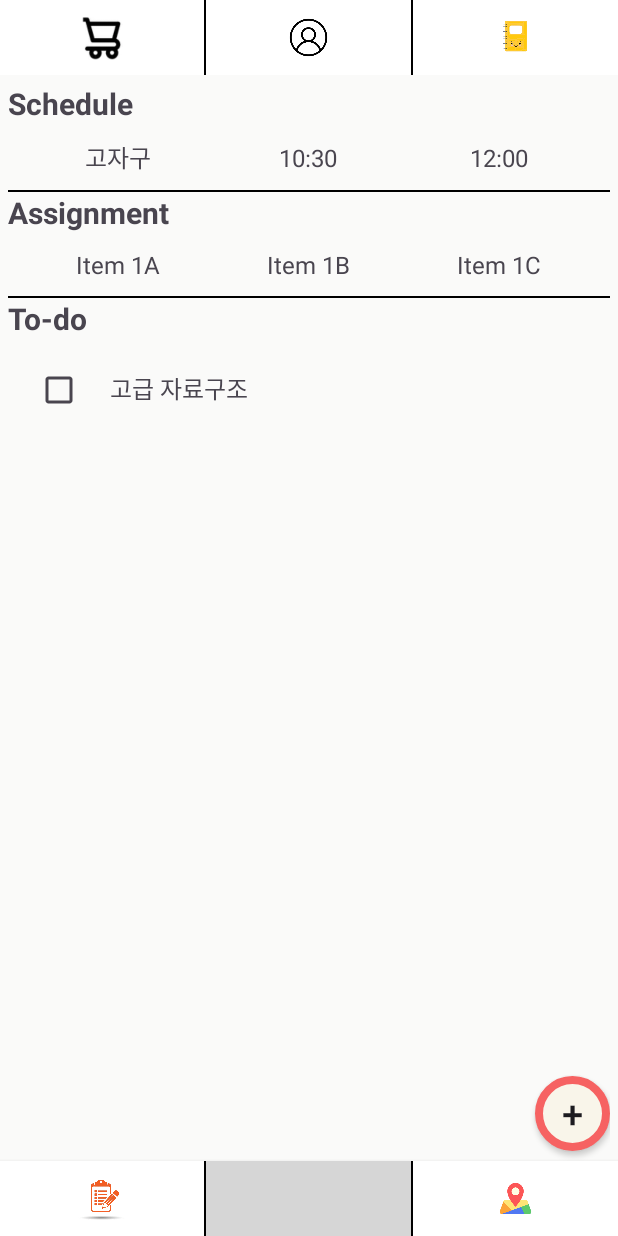
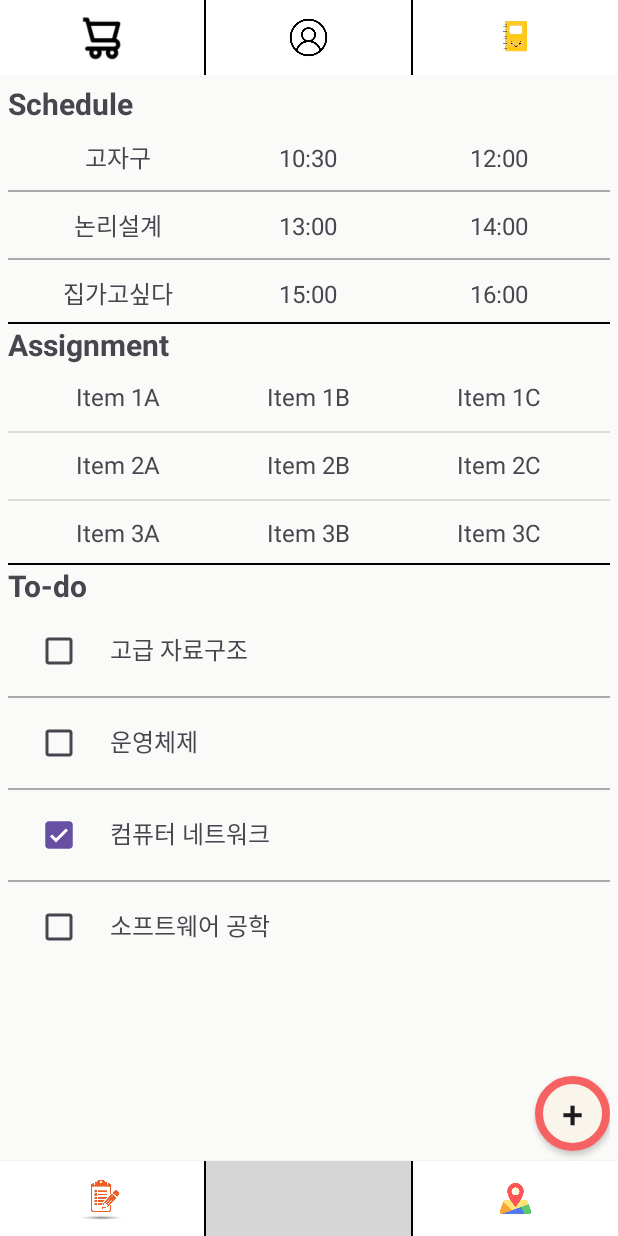
Before and after one commit to COKEPAIN/changchang, an Android app: the Todo screen opened directly, with no data from a screen before it, on a phone screen of 412 x 824 dp. Run offline under Robolectric (Android 15) with nearby library versions, the phone set to English and light mode, and no system bars; grey boxes are pictures that could not be loaded.

Commit message:
todolist값에 따라 크기를 동적으로 할당 아래의 추가 버튼을 누르면 다이얼로그가 뜨고 값을 넣고 알아서 추가되고 그게 화면에 보이게 설정 완료 / 그에 따른 dialog_todo.xml 수정

```diff
--- a/app/build.gradle.kts
+++ b/app/build.gradle.kts
@@ -38,18 +38,18 @@ android {
 }
 
 dependencies {
-    implementation(libs.retrofit)
-    implementation(libs.converter.gson)
+//    implementation(libs.retrofit)
+//    implementation(libs.converter.gson)
     implementation(libs.appcompat)
     implementation(libs.material)
     implementation(libs.activity)
     implementation(libs.constraintlayout)
     implementation(libs.navigation.fragment)
     implementation(libs.navigation.ui)
-    implementation(libs.play.services.maps)
     testImplementation(libs.junit)
     androidTestImplementation(libs.ext.junit)
     androidTestImplementation(libs.espresso.core)
     implementation("androidx.appcompat:appcompat:1.7.0")
     implementation("com.google.android.material:material:1.9.0")
+    implementation(libs.play.services.maps)
 }
--- a/app/src/main/java/kr/ac/changchang/Todo.java
+++ b/app/src/main/java/kr/ac/changchang/Todo.java
@@ -3,15 +3,20 @@ package kr.ac.changchang;
 import android.content.Intent;
 import android.os.Bundle;
 import android.view.View;
+import android.view.ViewGroup;
 import android.widget.Adapter;
 import android.widget.ArrayAdapter;
+import android.widget.EditText;
 import android.widget.ImageButton;
 import android.widget.ImageView;
 import android.widget.ListView;
 import android.widget.TextView;
+import android.app.AlertDialog;
+import android.content.DialogInterface;
 
 import androidx.annotation.Nullable;
 import androidx.appcompat.app.AppCompatActivity;
+import androidx.appcompat.widget.AppCompatButton;
 
 import java.util.ArrayList;
 import java.util.List;
@@ -19,6 +24,11 @@ import java.util.List;
 public class Todo extends AppCompatActivity {
     ImageButton home, map, todo, shop, profile, book;
     Intent intent;
+    List<Todo_checkList> checklist;
+    ViewGroup.LayoutParams params;
+    Todo_checkListAdapter adapter_todo; // todo 리스트에 대한 어뎁터
+    Todo_textview_threeAdapter adapter_textview; // textview에대한 어뎁터
+    Todo_textview_threeAdapter adapter_schedule; // schedule에대한 어뎁터
 
     @Override
     protected void onCreate(@Nullable Bundle savedInstanceState) {
@@ -80,9 +90,13 @@ public class Todo extends AppCompatActivity {
 
         // ListView와 어댑터 설정
         ListView listView_schedule = findViewById(R.id.assignment); // 적절한 ListView ID 사용
-        Todo_textview_threeAdapter adapter_schedule = new Todo_textview_threeAdapter(this, today_class);
+        adapter_schedule = new Todo_textview_threeAdapter(this, today_class);
         listView_schedule.setAdapter(adapter_schedule);
         adapter_schedule.notifyDataSetChanged();
+
+        params = listView_schedule.getLayoutParams(); //높이를 동적으로 할당
+        params.height = (int) (44*today_class.size()* getResources().getDisplayMetrics().density); // dp를 px로 변환
+
         // 수업시간 끝
 
         // 과제 리스트 시작
@@ -92,13 +106,15 @@ public class Todo extends AppCompatActivity {
         task.add(new Todo_textview_three("Item 3A", "Item 3B", "Item 3C"));
 
         ListView listView_textview = findViewById(R.id.schedule); // 적절한 ListView ID 사용
-        Todo_textview_threeAdapter adapter_textview = new Todo_textview_threeAdapter(this, task);
+        adapter_textview = new Todo_textview_threeAdapter(this, task);
         listView_textview.setAdapter(adapter_textview);
         adapter_textview.notifyDataSetChanged();
+        params = listView_textview.getLayoutParams(); //높이를 동적으로 할당
+        params.height = (int) (44*task.size()* getResources().getDisplayMetrics().density); // dp를 px로 변환
         // 과제 리스트 끝
 
         //todo list
-        List<Todo_checkList> checklist = new ArrayList<>();
+        checklist = new ArrayList<>();
         checklist.add(new Todo_checkList("고급 자료구조", false));
         checklist.add(new Todo_checkList("운영체제", false));
         checklist.add(new Todo_checkList("컴퓨터 네트워크", true));
@@ -106,10 +122,61 @@ public class Todo extends AppCompatActivity {
 
         // ListView와 어댑터 설정
         ListView listView_todo = findViewById(R.id.listView1);
-        Todo_checkListAdapter adapter_todo = new Todo_checkListAdapter(this, checklist);
+        adapter_todo = new Todo_checkListAdapter(this, checklist);
         listView_todo.setAdapter(adapter_todo);
         adapter_todo.notifyDataSetChanged();
+        params = listView_todo.getLayoutParams(); //높이를 동적으로 할당
+        params.height = (int) (60*checklist.size()* getResources().getDisplayMetrics().density); // dp를 px로 변환
         // todo list 끝
 
+        //todo 할일 추가 dialog
+        AppCompatButton inputTodoButton = findViewById(R.id.inputTodo);
+        inputTodoButton.setOnClickListener(new View.OnClickListener() {
+            @Override
+            public void onClick(View view) {
+                showAlertDialog();
+                params = listView_todo.getLayoutParams(); //높이를 동적으로 할당
+
+            }
+        });
+        // todo 할일 추가 dialog 끝
+    }
+    private void showAlertDialog() {
+        ListView listView_todo = findViewById(R.id.listView1);
+        // AlertDialog의 뷰 설정
+        AlertDialog.Builder builder = new AlertDialog.Builder(this);
+        builder.setTitle("새 할 일 추가");
+
+        // 입력 필드가 들어갈 레이아웃 생성
+        View dialogView = getLayoutInflater().inflate(R.layout.dialog_todo, null);
+        builder.setView(dialogView);
+
+        EditText input1 = dialogView.findViewById(R.id.input1);
+        EditText input2 = dialogView.findViewById(R.id.input2);
+        EditText input3 = dialogView.findViewById(R.id.input3);
+
+        // 확인 버튼 설정
+        builder.setPositiveButton("확인", (dialogInterface, i) -> {
+            String text1 = input1.getText().toString().trim();
+            String text2 = input2.getText().toString().trim();
+            String text3 = input3.getText().toString().trim();
+
+            if (!text1.isEmpty() && !text2.isEmpty() && !text3.isEmpty()) {
+                // 체크리스트에 새 항목 추가
+                checklist.add(new Todo_checkList(text1 + " - " + text2 + " - " + text3, false));
+
+                // 어댑터에 변경사항 알림
+                adapter_todo.notifyDataSetChanged();
+
+                // 높이 재계산 및 적용
+                params.height = (int) (60 * checklist.size() * getResources().getDisplayMetrics().density);
+                listView_todo.setLayoutParams(params); // 변경된 높이를 적용
+            }
+        });
+
+        // 취소 버튼 설정
+        builder.setNegativeButton("취소", (dialogInterface, i) -> dialogInterface.dismiss());
+
+        builder.create().show();
     }
 }
--- a/app/src/main/res/layout/activity_profile.xml
+++ b/app/src/main/res/layout/activity_profile.xml
@@ -79,8 +79,7 @@
                 android:layout_height="wrap_content"
                 android:text="Profile"
                 android:textSize="25sp"
-                android:layout_marginBottom="10dp"
-                android:fontFamily="@font/Workspace"/>
+                android:layout_marginBottom="10dp"/>
 
             <!-- 학년 표시 -->
             <TextView
--- a/app/src/main/res/layout/activity_todo.xml
+++ b/app/src/main/res/layout/activity_todo.xml
@@ -64,16 +64,16 @@
 
     </FrameLayout>
 
-    <LinearLayout
-        android:layout_width="match_parent"
-        android:layout_height="wrap_content"
-        android:orientation="horizontal"
-        android:layout_gravity="center" >
-        <ImageView
-            android:layout_width="match_parent"
-            android:layout_height="match_parent"
-            android:scr="@drawable/ic_profile"/>
-    </LinearLayout>
+<!--    <LinearLayout 없어져야한다고 하지않았나?-->
+<!--        android:layout_width="match_parent"-->
+<!--        android:layout_height="wrap_content"-->
+<!--        android:orientation="horizontal"-->
+<!--        android:layout_gravity="center" >-->
+<!--        <ImageView-->
+<!--            android:layout_width="match_parent"-->
+<!--            android:layout_height="match_parent"-->
+<!--            android:src="@drawable/ic_profile"/>-->
+<!--    </LinearLayout>-->
 
 
     <FrameLayout
@@ -107,7 +107,9 @@
                     <ListView
                         android:id="@+id/assignment"
                         android:layout_width="match_parent"
-                        android:layout_height="wrap_content" />
+                        android:layout_height="wrap_content"
+                        android:divider="@android:color/darker_gray"
+                        android:dividerHeight="1dp" />
 
 
                     <View
@@ -143,7 +145,9 @@
                     <ListView
                         android:id="@+id/listView1"
                         android:layout_width="match_parent"
-                        android:layout_height="wrap_content" />
+                        android:layout_height="wrap_content"
+                        android:divider="@android:color/darker_gray"
+                        android:dividerHeight="1dp" />
 
                 </LinearLayout>
 
@@ -154,9 +158,10 @@
                 android:layout_height="50dp"
                 android:layout_gravity="bottom|end"
                 android:layout_marginBottom="50dp"
+                android:background="@drawable/shape_for_cicle_btn"
                 android:text="+"
-                android:background="@drawable/shape_for_cicle_btn"
                 android:textSize="25sp"
+                android:id="@+id/inputTodo"
                 app:layout_constraintBottom_toBottomOf="parent"
                 app:layout_constraintLeft_toLeftOf="parent"
                 app:layout_constraintRight_toRightOf="parent"
--- a/app/src/main/res/layout/list_view_checkout.xml
+++ b/app/src/main/res/layout/list_view_checkout.xml
@@ -1,6 +1,6 @@
 <LinearLayout xmlns:android="http://schemas.android.com/apk/res/android"
     android:layout_width="match_parent"
-    android:layout_height="wrap_content"
+    android:layout_height="60dp"
     android:orientation="horizontal"
     android:padding="10dp">
 
--- a/app/src/main/res/layout/list_view_textview_three.xml
+++ b/app/src/main/res/layout/list_view_textview_three.xml
@@ -1,7 +1,7 @@
 <?xml version="1.0" encoding="utf-8"?>
 <LinearLayout xmlns:android="http://schemas.android.com/apk/res/android"
     android:layout_width="match_parent"
-    android:layout_height="wrap_content"
+    android:layout_height="44dp"
     android:orientation="horizontal"
     android:padding="10dp">
 
--- a/gradle/libs.versions.toml
+++ b/gradle/libs.versions.toml
@@ -9,6 +9,7 @@ activity = "1.9.3"
 constraintlayout = "2.2.0"
 navigationFragment = "2.8.4"
 navigationUi = "2.8.4"
+playServicesMaps = "19.0.0"
 
 [libraries]
 junit = { group = "junit", name = "junit", version.ref = "junit" }
@@ -20,6 +21,7 @@ activity = { group = "androidx.activity", name = "activity", version.ref = "acti
 constraintlayout = { group = "androidx.constraintlayout", name = "constraintlayout", version.ref = "constraintlayout" }
 navigation-fragment = { group = "androidx.navigation", name = "navigation-fragment", version.ref = "navigationFragment" }
 navigation-ui = { group = "androidx.navigation", name = "navigation-ui", version.ref = "navigationUi" }
+play-services-maps = { module = "com.google.android.gms:play-services-maps", version.ref = "playServicesMaps" }
 
 [plugins]
 android-application = { id = "com.android.application", version.ref = "agp" }
```
Also changed, not shown: app/src/main/java/kr/ac/changchang/ApiService.java (+10 -10 lines), app/src/main/java/kr/ac/changchang/Book.java (+14 -1 lines), app/src/main/res/layout/dialog_todo.xml (+17 -8 lines).
